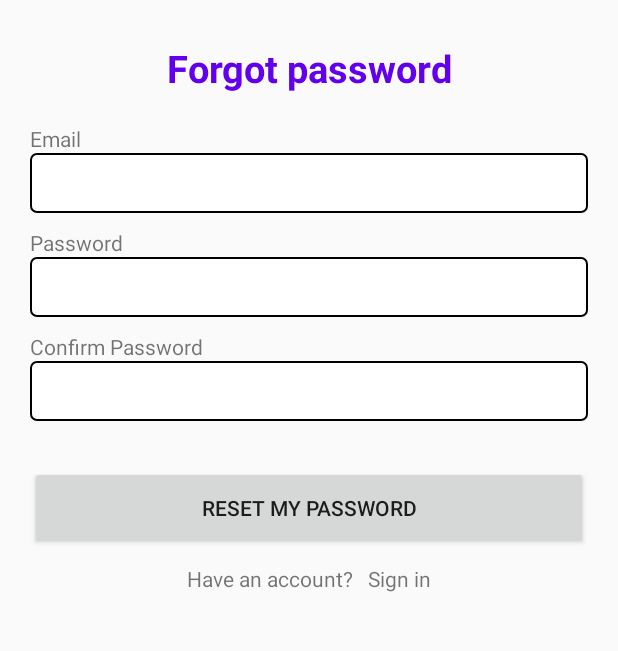
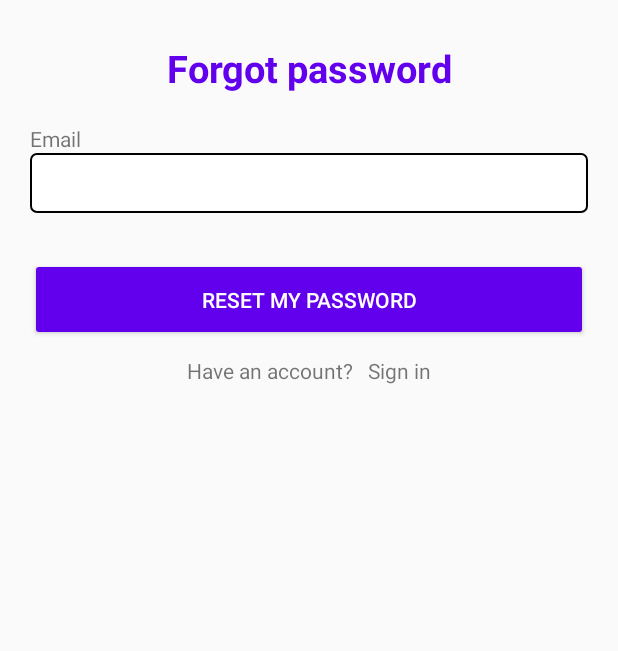
Before and after one commit to Aliraza-123/FitnessFirst, an Android app: the ForgotPasswordActivity screen opened directly, with no data from a screen before it, on a phone screen of 412 x 824 dp, the part 84-735 px from its top. Run offline under Robolectric (Android 15) with nearby library versions, the phone set to English and light mode, and no system bars; our stand-ins replace navigation-ui.

Commit message:
password reset is implemented

```diff
--- a/app/src/main/res/layout/activity_forgot_password.xml
+++ b/app/src/main/res/layout/activity_forgot_password.xml
@@ -45,34 +45,46 @@
             android:layout_height="wrap_content"
             android:text="Email"/>
         <EditText
+            android:id="@+id/edt_email"
+            android:padding="10dp"
+            android:inputType="textEmailAddress"
             android:background="@drawable/edittext_border"
             android:layout_width="match_parent"
             android:layout_height="40dp"/>
 
 
-        <TextView
-            android:layout_marginTop="10dp"
-            android:layout_width="wrap_content"
-            android:layout_height="wrap_content"
-            android:text="Password"/>
-        <EditText
-            android:background="@drawable/edittext_border"
-            android:layout_width="match_parent"
-            android:layout_height="40dp"/>
+<!--        <TextView-->
+<!--            android:layout_marginTop="10dp"-->
+<!--            android:layout_width="wrap_content"-->
+<!--            android:layout_height="wrap_content"-->
+<!--            android:text="Password"/>-->
+<!--        <EditText-->
+<!--            android:id="@+id/edt_password"-->
+<!--            android:padding="10dp"-->
+<!--            android:inputType="textPassword"-->
+<!--            android:background="@drawable/edittext_border"-->
+<!--            android:layout_width="match_parent"-->
+<!--            android:layout_height="40dp"/>-->
 
-        <TextView
-            android:layout_marginTop="10dp"
-            android:layout_width="wrap_content"
-            android:layout_height="wrap_content"
-            android:text="Confirm Password"/>
-        <EditText
-            android:background="@drawable/edittext_border"
-            android:layout_width="match_parent"
-            android:layout_height="40dp"/>
+<!--        <TextView-->
+<!--            android:layout_marginTop="10dp"-->
+<!--            android:layout_width="wrap_content"-->
+<!--            android:layout_height="wrap_content"-->
+<!--            android:text="Confirm Password"/>-->
+<!--        <EditText-->
+<!--            android:id="@+id/edt_confirm_password"-->
+<!--            android:padding="10dp"-->
+<!--            android:inputType="textPassword"-->
+<!--            android:background="@drawable/edittext_border"-->
+<!--            android:layout_width="match_parent"-->
+<!--            android:layout_height="40dp"/>-->
 
         <Button
+            android:id="@+id/btn_reset_password"
             android:layout_marginTop="30dp"
             android:layout_height="55dp"
+            android:backgroundTint="@color/blue"
+           android:textColor="@color/white"
             android:layout_width="match_parent"
             android:text="Reset my password" />
 
```
Also changed, not shown: app/src/main/java/com/example/fitnessfirst/login/ForgotPasswordActivity.java (+29 -0 lines), app/src/main/java/com/example/fitnessfirst/login/SignUpActivity.java (+8 -0 lines), app/src/main/java/com/example/fitnessfirst/repository/FirebaseDatabaseHelper.java (+17 -0 lines).
